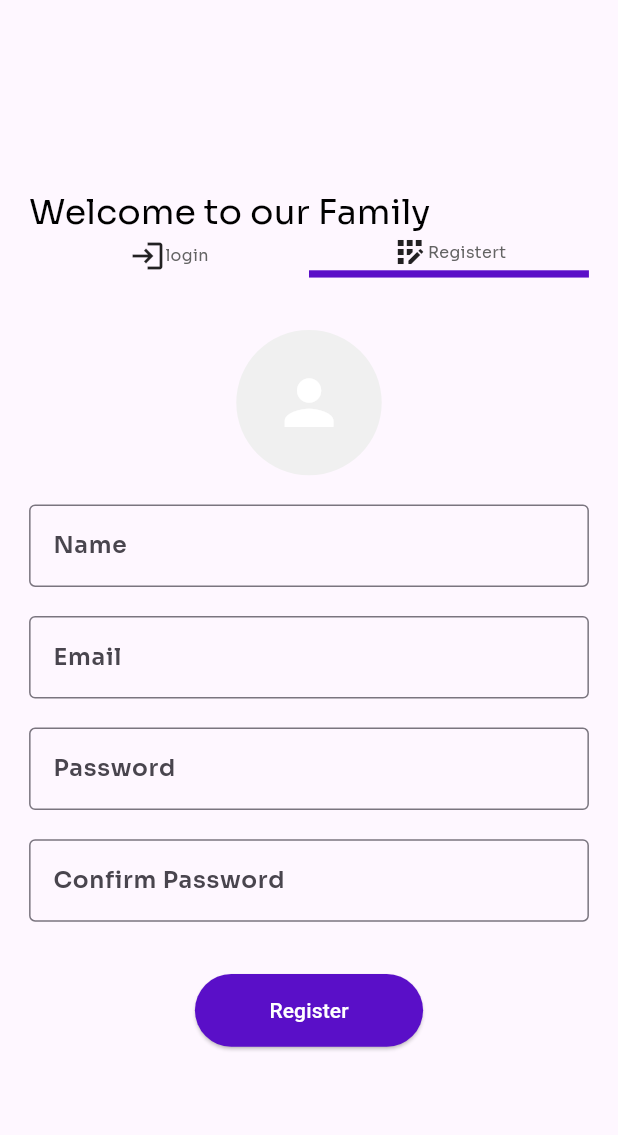
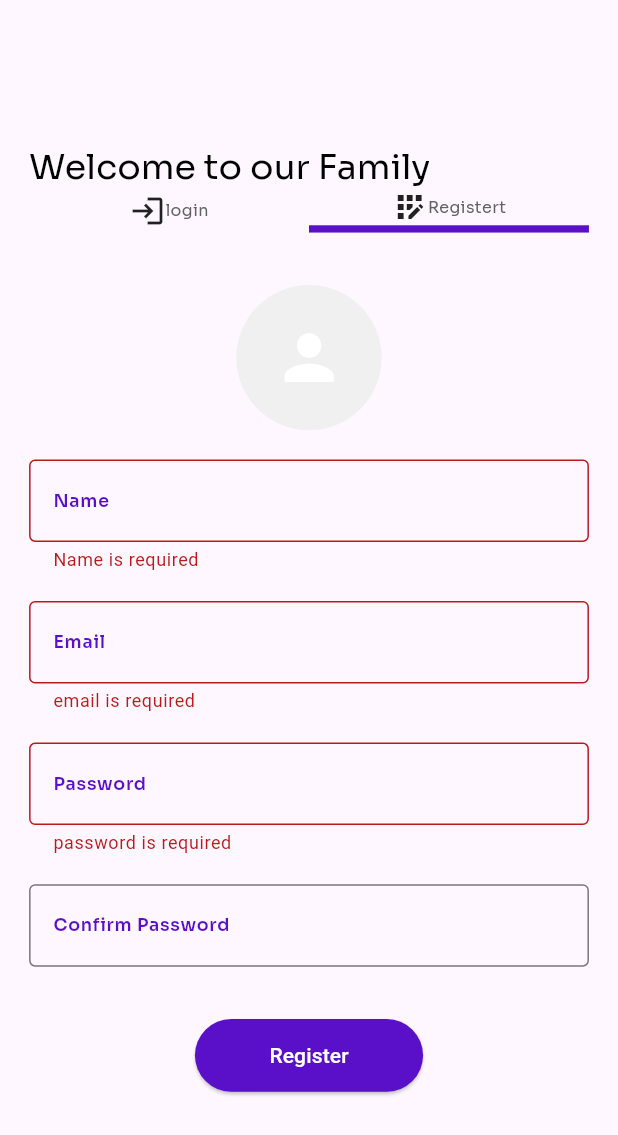
Before and after one commit to Momen-Yosri/Talk-Line, a Flutter app: the screen it shows after launch, after a tap on "Registert", after a tap on "Register", on a phone screen of 412 x 824 dp. Shown: the top 1135 px of the screen. Run offline on Flutter 3.47's test engine with Material 3 defaults, Android fonts, the phone set to English and light mode, and no system bars; our stand-ins replace cloud_firestore, firebase_auth, firebase_core, flutter_bloc, flutter_screenutil, google_fonts; accounts and stored records are empty; network calls fail.

Commit message:
fireBase Authentication and validation

```diff
--- /dev/null
+++ b/lib/model/user_model.dart
@@ -0,0 +1,17 @@
+class UserModel {
+  static const String collectionName = 'users';
+  String? name;
+  String? email;
+   String? id;
+  UserModel({required this.name, required this.email, required String id});
+  UserModel.fromJson(Map<String, dynamic> json)
+      : this(
+        name: json['name'] as String,
+       email: json['password'] as String,
+      id : json['id'] as String);
+
+
+  Map<String, dynamic> toJson() {
+    return {'name': name, 'email': email,'id':id};
+  }
+}
--- a/lib/view/authentication/widgets/custom_form_field.dart
+++ b/lib/view/authentication/widgets/custom_form_field.dart
@@ -1,8 +1,9 @@
 import 'package:flutter/material.dart';
 import 'package:flutter_screenutil/flutter_screenutil.dart';
+import 'package:talk_line/app_colors.dart';
 
 class CustomTextFormField extends StatelessWidget {
-   String label;
+  String label;
   String hint;
   TextInputType keyboardType = TextInputType.text;
   bool isTextObscured = false;
@@ -21,14 +22,24 @@
       required this.controller});
   @override
   Widget build(BuildContext context) {
-    return  TextFormField(decoration: InputDecoration(
-              hintText: hint,label: Text(label),hintStyle: TextStyle(color: Colors.grey,fontSize: 12.sp),
-              border: OutlineInputBorder(),
-              suffixIcon: isPassword
-                  ? IconButton(
-                      icon: Icon(Icons.visibility_off_outlined),
-                      onPressed: () {})
-                  : null),)
-       ;
+    return TextFormField(
+      decoration: InputDecoration(
+
+          hintText: hint,
+          label: Text(
+            label,
+          ),
+          labelStyle: TextStyle(color: AppColors.primaryColor, fontSize: 12.sp),
+          hintStyle: TextStyle(color: Colors.grey, fontSize: 12.sp),
+          border: OutlineInputBorder(),
+          suffixIcon: isPassword
+              ? IconButton(
+                  icon: Icon(Icons.visibility_off_outlined), onPressed: () {})
+              : null),
+      validator: validator,
+      controller: controller,
+      keyboardType: keyboardType,
+      obscureText: isPassword ?true: isTextObscured,
+    );
   }
 }
--- a/lib/view/authentication/widgets/login_templete.dart
+++ b/lib/view/authentication/widgets/login_templete.dart
@@ -1,53 +1,144 @@
+import 'package:firebase_auth/firebase_auth.dart';
 import 'package:flutter/material.dart';
 import 'package:flutter_screenutil/flutter_screenutil.dart';
 import 'package:talk_line/app_colors.dart';
 import 'package:talk_line/view/authentication/widgets/custom_form_field.dart';
+import 'package:talk_line/view/home_screen/home_screen.dart';
 
-class LoginTemplate extends StatelessWidget {
-   final TextEditingController emailController = TextEditingController();
+class LoginTemplate extends StatefulWidget {
+  const LoginTemplate({super.key});
 
+  @override
+  State<LoginTemplate> createState() => _LoginTemplateState();
+}
+
+class _LoginTemplateState extends State<LoginTemplate> {
+  final TextEditingController emailController = TextEditingController();
   final TextEditingController passwordController = TextEditingController();
-   LoginTemplate({super.key});
+  final GlobalKey<FormState> _formKey = GlobalKey<FormState>();
+
+  String? emailError;
+  String? passwordError;
+
+  bool isLoading = false;
+
+  @override
+  void dispose() {
+    emailController.dispose();
+    passwordController.dispose();
+    super.dispose();
+  }
+
+  void validateEmail(String value) {
+    setState(() {
+      if (value.trim().isEmpty) {
+        emailError = "Email is required";
+      } else if (!RegExp(
+              r"^[a-zA-Z0-9.a-zA-Z0-9.!#$%&'*+-/=?^_`{|}~]+@[a-zA-Z0-9]+\.[a-zA-Z]+$")
+          .hasMatch(value)) {
+        emailError = "Please enter a valid email";
+      } else {
+        emailError = null;
+      }
+    });
+  }
+
+  void validatePassword(String value) {
+    setState(() {
+      if (value.trim().isEmpty) {
+        passwordError = "Password is required";
+      } else if (value.trim().length < 6) {
+        passwordError = "Password must be at least 6 characters";
+      } else {
+        passwordError = null;
+      }
+    });
+  }
+
+  void login() async {
+    if (emailError == null && passwordError == null) {
+      setState(() {
+        isLoading = true;
+      });
+
+      try {
+        final userCredential = await FirebaseAuth.instance.signInWithEmailAndPassword(
+          email: emailController.text.trim(),
+          password: passwordController.text.trim(),
+        );
+        print("Logged in User ID: ${userCredential.user?.uid}");
+        Navigator.pushNamedAndRemoveUntil(
+          context, HomeScreen.routeName, (Route<dynamic> route) => false);
+      } on FirebaseAuthException catch (e) {
+        String message;
+        if (e.code == 'user-not-found') {
+          message = 'No user found for that email.';
+        } else if (e.code == 'wrong-password') {
+          message = 'Wrong password provided for that user.';
+        } else if (e.code == 'invalid-email') {
+          message = 'The email address is invalid.';
+        } else {
+          message = 'An error occurred: ${e.message}';
+        }
+        ScaffoldMessenger.of(context).showSnackBar(
+          SnackBar(content: Text(message)),
+        );
+      } finally {
+        setState(() {
+          isLoading = false;
+        });
+      }
+    }
+  }
 
   @override
   Widget build(BuildContext context) {
     return Form(
+      key: _formKey,
       child: Column(children: [
-          CustomTextFormField(validator:(text){
-                if(text==null||text.trim().isEmpty){
-                  return "email is required";
-                }
-                final bool emailValid =
-      RegExp(r"^[a-zA-Z0-9.a-zA-Z0-9.!#$%&'*+-/=?^_`{|}~]+@[a-zA-Z0-9]+\.[a-zA-Z]+")
-        .hasMatch(text);
-                 if(!emailValid){
-                  return "please enter a valid email";
-                }
-                else
-                {return null;}
-
-          } ,hint:"momen@developer.com" ,label:"email" ,controller: emailController,),
-              SizedBox(
-                height: 20.h,
-              ),
-              CustomTextFormField(validator:(text){
-                if(text==null||text.trim().isEmpty){
-                  return "password is required";
-                }
-                else if(text.trim().length<8){
-                  return "password must be at least 8 characters";
-                }
-                else
-                {return null;}
-              } ,hint: "",label:"password" ,controller: passwordController,),
-              SizedBox(
-                height: 36.h,
-              ),
-              SizedBox(
-                width:144.w ,
-                height: 50.h,
-                child: ElevatedButton(onPressed: (){}, child: const Text("Login",style: TextStyle(color: Colors.white),),style: ButtonStyle(backgroundColor: WidgetStateProperty.all(AppColors.primaryColor),),)),
-
+        CustomTextFormField(
+          hint: "momen@developer.com",
+          label: "Email",
+          controller: emailController,
+          validator: (_) => emailError,
+        ),
+        if (emailError != null)
+          Padding(
+            padding: EdgeInsets.only(top: 5.h),
+            child: Text(
+              emailError!,
+              style: TextStyle(color: Colors.red, fontSize: 12.sp),
+            ),
+          ),
+        SizedBox(height: 20.h),
+        CustomTextFormField(
+          hint: "",
+          label: "Password",
+          controller: passwordController,
+          validator: (_) => passwordError,
+        ),
+        if (passwordError != null)
+          Padding(
+            padding: EdgeInsets.only(top: 5.h),
+            child: Text(
+              passwordError!,
+              style: TextStyle(color: Colors.red, fontSize: 12.sp),
+            ),
+          ),
+        SizedBox(height: 36.h),
+        SizedBox(
+          width: 144.w,
+          height: 50.h,
+          child: ElevatedButton(
+            onPressed: isLoading ? null : login,
+            child: isLoading
+                ? CircularProgressIndicator(color: Colors.white)
+                : const Text("Login", style: TextStyle(color: Colors.white)),
+            style: ButtonStyle(
+              backgroundColor: MaterialStateProperty.all(AppColors.primaryColor),
+            ),
+          ),
+        ),
       ]),
     );
   }
--- a/lib/view/authentication/widgets/register_templeter.dart
+++ b/lib/view/authentication/widgets/register_templeter.dart
@@ -6,7 +6,6 @@
 import 'package:talk_line/view/home_screen/home_screen.dart';
 
 class RegisterTemplate extends StatefulWidget {
-
   RegisterTemplate({super.key});
 
   @override
@@ -28,69 +27,117 @@
   Widget build(BuildContext context) {
     return Form(
       key: _formKey,
-      child: Column(
-        children: [
+      child: Column(children: [
         CircleAvatar(
           radius: 50.r,
-
-            backgroundColor:Color(0xffF0F0F0),
-            child: Icon(Icons.person,size: 50.r,color: Colors.white,),
+          backgroundColor: Color(0xffF0F0F0),
+          child: Icon(
+            Icons.person,
+            size: 50.r,
+            color: Colors.white,
           ),
-          SizedBox(height:20.h),
-        CustomTextFormField(label: "Name", hint: "Mo'men Yosri", validator: (text){ if (text == null || text.trim().isEmpty) {
+        ),
+        SizedBox(height: 20.h),
+        CustomTextFormField(
+            label: "Name",
+            hint: "Mo'men Yosri",
+            validator: (text) {
+              if (text == null || text.trim().isEmpty) {
                 return "Name is required";
               }
-              return null;}, controller: nameController),
-        SizedBox(height: 20.h,),
-        CustomTextFormField(label: "Email", hint: "momen@developer.com", validator:  (text){if(text==null||text.trim().isEmpty){
+              return null;
+            },
+            controller: nameController),
+        SizedBox(
+          height: 20.h,
+        ),
+        CustomTextFormField(
+            label: "Email",
+            hint: "momen@developer.com",
+            validator: (text) {
+              if (text == null || text.trim().isEmpty) {
                 return "email is required";
               }
-                final bool emailValid =
-      RegExp(r"^[a-zA-Z0-9.a-zA-Z0-9.!#$%&'*+-/=?^_`{|}~]+@[a-zA-Z0-9]+\.[a-zA-Z]+")
+              final bool emailValid = RegExp(
+                      r"^[a-zA-Z0-9.a-zA-Z0-9.!#$%&'*+-/=?^_`{|}~]+@[a-zA-Z0-9]+\.[a-zA-Z]+")
                   .hasMatch(text);
-                 if(!emailValid){
+              if (!emailValid) {
                 return "please enter a valid email";
+              } else {
+                return null;
               }
-                else
-                {return null;}}, controller: emailController),
-              SizedBox(height: 20.h,),
-        CustomTextFormField(label: "Password", hint: "", validator:  (text){if(text==null||text.trim().isEmpty){
+            },
+            controller: emailController),
+        SizedBox(
+          height: 20.h,
+        ),
+        CustomTextFormField(
+            label: "Password",
+            hint: "",
+            validator: (text) {
+              if (text == null || text.trim().isEmpty) {
                 return "password is required";
+              } else if (text.trim().length < 8) {
+                return "password must be at least 8 characters";
+              } else {
+                return null;
               }
-                else if(text.trim().length<8){
-                  return "password must be at least 8 characters";
+            },
+            controller: passController),
+        SizedBox(
+          height: 20.h,
+        ),
+        CustomTextFormField(
+            label: "Confirm Password",
+            hint: "",
+            validator: (text) {
+              if (text != passController.text) {
+                return "passwords do not match";
+              } else {
+                return null;
               }
-                else
-                {return null;}}, controller: passController),
-              SizedBox(height: 20.h,),
-        CustomTextFormField(label: "Confirm Password", hint: "", validator:  (text){
-          if(text!=passController.text) {return "passwords do not match";}
-          else {return null;}
-        }, controller: confirmController),
+            },
+            controller: confirmController),
         SizedBox(
           height: 36.h,
         ),
         SizedBox(
-                width:144.w ,
+            width: 144.w,
             height: 50.h,
-                child: ElevatedButton(onPressed: (){print("QQQQQQQQQQQQQQQQQQQQQQQQQQQQQ");
-                  register();}, child: const Text("Register",style: TextStyle(color: Colors.white),),style: ButtonStyle(backgroundColor: WidgetStateProperty.all(AppColors.primaryColor),),)),
-
-        ]
+            child: ElevatedButton(
+              onPressed: () {
+                print("1111111111111111");
+                register();
+              },
+              child: const Text(
+                "Register",
+                style: TextStyle(color: Colors.white),
               ),
+              style: ButtonStyle(
+                backgroundColor:
+                    WidgetStateProperty.all(AppColors.primaryColor),
+              ),
+            )),
+      ]),
     );
   }
 
   void register() async {
-    if (_formKey.currentState!.validate()) {
+    if (_formKey.currentState?.validate() == true) {
       try {
-        final credential = await FirebaseAuth.instance.createUserWithEmailAndPassword(
-          email: emailController.text,
-          password: passController.text,
-        );
-        print(credential.user!.email);
-        print(credential.user!.uid);
-        Navigator.pushNamedAndRemoveUntil(context, HomeScreen.routeName, (Route<dynamic> route) => false);
+        // Debugging: Print statements
+        print("Attempting to register with email: ${emailController.text}");
+
+        UserCredential userCredential = await FirebaseAuth.instance
+            .createUserWithEmailAndPassword(
+                email: emailController.text, password: passController.text);
+
+        print(
+            "Registration successful, UID: ${userCredential.user?.uid ?? ""}");
+
+        // Navigate to HomeScreen upon successful registration
+        Navigator.pushNamedAndRemoveUntil(
+            context, HomeScreen.routeName, (Route<dynamic> route) => false);
       } on FirebaseAuthException catch (e) {
         if (e.code == 'weak-password') {
           print('The password provided is too weak.');
--- a/pubspec.yaml
+++ b/pubspec.yaml
@@ -41,6 +41,7 @@
   flutter_bloc: ^8.1.6
   firebase_core: ^3.8.0
   firebase_auth: ^5.3.3
+  cloud_firestore: ^5.5.0
 
 dev_dependencies:
   flutter_test:
```
Also changed, not shown: lib/model/data_base.dart (added, +18 -0 lines), lib/view_model/auth_view_model.dart (added, +14 -0 lines), pubspec.lock, 3 other files. Lines whose indentation alone changed are shown as unchanged.
